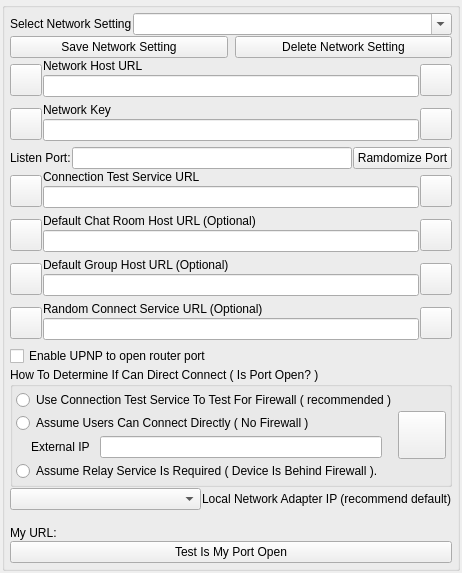
brettrjones-github/nolimitconnect, file GoTvApps/GoTvCommon/Forms/AppletNetworkSettings.ui: the form before one commit.
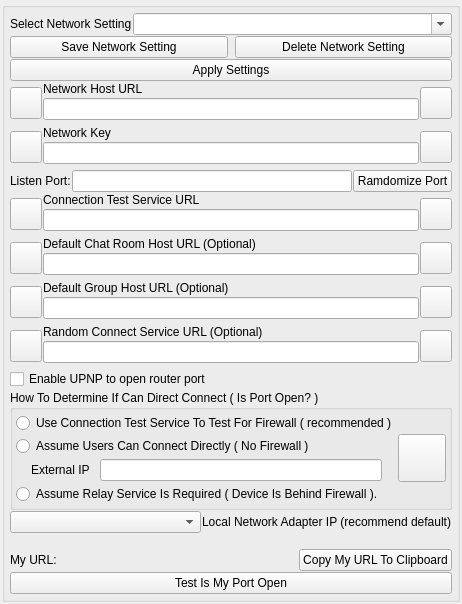
The form after the commit. Custom widgets are drawn as their Qt base class.

Commit message: Mor network settings and prep for chat room hosting

```diff
--- a/GoTvApps/GoTvCommon/Forms/AppletNetworkSettings.ui
+++ b/GoTvApps/GoTvCommon/Forms/AppletNetworkSettings.ui
@@ -107,6 +107,13 @@
         </item>
        </layout>
       </item>
+      <item>
+       <widget class="QPushButton" name="m_ApplySettingsButton">
+        <property name="text">
+         <string>Apply Settings</string>
+        </property>
+       </widget>
+      </item>
       <item>
        <layout class="QHBoxLayout" name="horizontalLayout_4">
         <item>
@@ -814,6 +821,13 @@
           </property>
          </widget>
         </item>
+        <item>
+         <widget class="QPushButton" name="m_CopyToClipboardButton">
+          <property name="text">
+           <string>Copy My URL To Clipboard</string>
+          </property>
+         </widget>
+        </item>
        </layout>
       </item>
       <item>
```
The commit also changes 44 other files.
